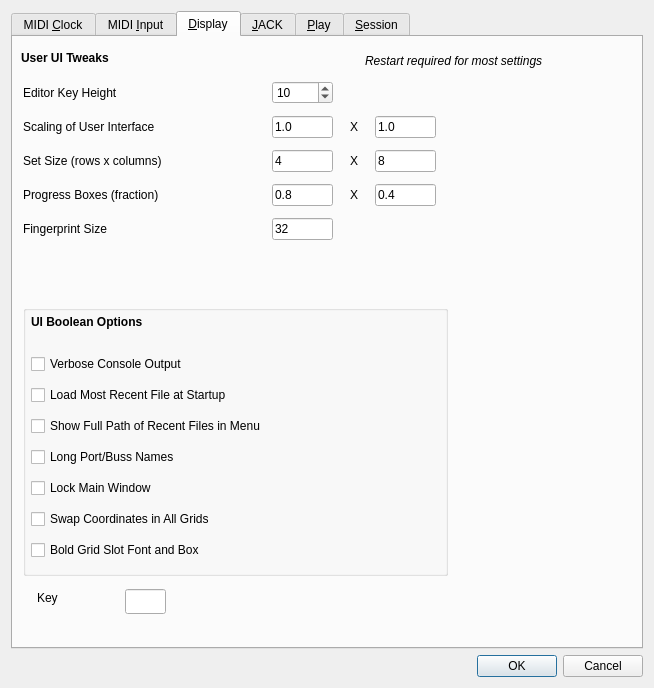
Old version of the form seq_qt5/forms/qseditoptions.ui in the repository ahlstromcj/seq66.
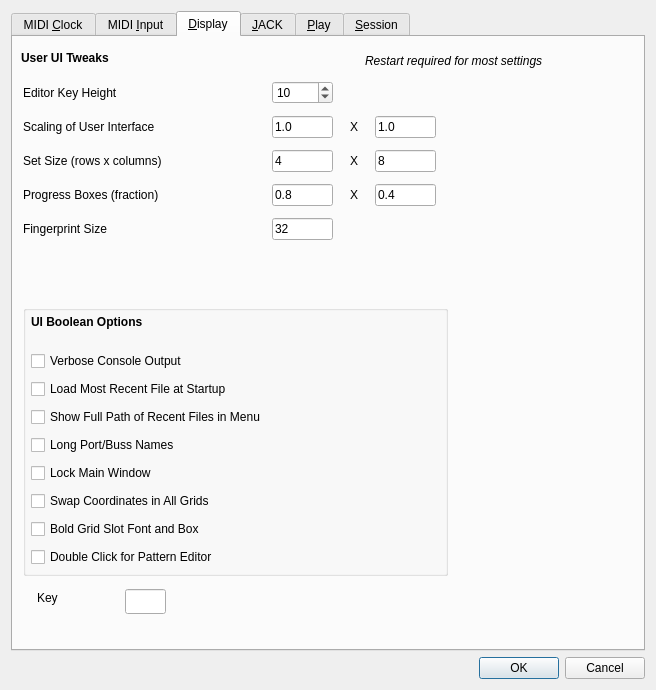
New version of the form. The open tabs and pages were chosen to show the change.

Commit message: Add UI for click-to-edit, removed JACK callback code.

Diff of the .ui file:
```diff
--- a/seq_qt5/forms/qseditoptions.ui
+++ b/seq_qt5/forms/qseditoptions.ui
@@ -6,8 +6,8 @@
    <rect>
     <x>0</x>
     <y>0</y>
-    <width>654</width>
-    <height>688</height>
+    <width>656</width>
+    <height>690</height>
    </rect>
   </property>
   <property name="windowTitle">
@@ -712,7 +712,7 @@
           <x>8</x>
           <y>44</y>
           <width>405</width>
-          <height>221</height>
+          <height>228</height>
          </rect>
         </property>
         <layout class="QVBoxLayout" name="verticalLayout_2">
@@ -777,6 +777,13 @@
            </property>
           </widget>
          </item>
+         <item>
+          <widget class="QCheckBox" name="checkBoxDoubleClickEdit">
+           <property name="text">
+            <string>Double Click for Pattern Editor</string>
+           </property>
+          </widget>
+         </item>
         </layout>
        </widget>
        <widget class="QLabel" name="label_7">
```
Left out of the diff: 2 changed lines with no effect on the pictures. The commit also changes 19 other files.
